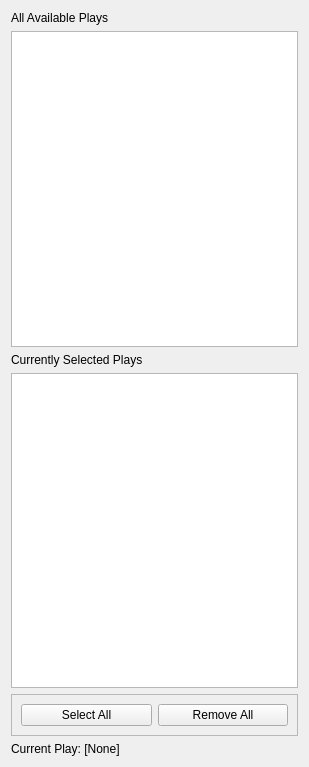
Qt form soccer/ui/PlayConfigTab.ui (RoboJackets/robocup-software) before a commit.
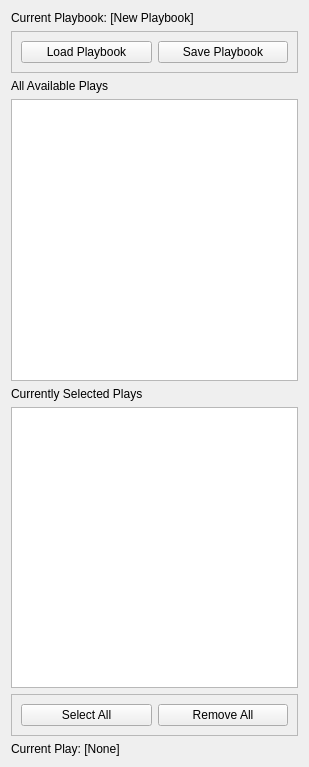
The same form after that commit.

Commit message: Added a passing test framework Added load/save playbooks to configure plays

The edit to the form file:
```diff
--- a/soccer/ui/PlayConfigTab.ui
+++ b/soccer/ui/PlayConfigTab.ui
@@ -13,22 +13,64 @@
   <property name="windowTitle">
    <string>Form</string>
   </property>
-  <layout class="QGridLayout" name="gridLayout">
-   <item row="0" column="0">
+  <layout class="QVBoxLayout" name="verticalLayout">
+   <item>
+    <widget class="QLabel" name="lblCurrentPlaybook">
+     <property name="text">
+      <string>Current Playbook: [New Playbook]</string>
+     </property>
+    </widget>
+   </item>
+   <item>
+    <widget class="QFrame" name="frame_2">
+     <property name="frameShape">
+      <enum>QFrame::StyledPanel</enum>
+     </property>
+     <property name="frameShadow">
+      <enum>QFrame::Raised</enum>
+     </property>
+     <layout class="QHBoxLayout" name="horizontalLayout_2">
+      <item>
+       <widget class="QPushButton" name="btnLoadPlaybook">
+        <property name="text">
+         <string>Load Playbook</string>
+        </property>
+       </widget>
+      </item>
+      <item>
+       <widget class="QPushButton" name="btnSavePlaybook">
+        <property name="text">
+         <string>Save Playbook</string>
+        </property>
+       </widget>
+      </item>
+     </layout>
+     <zorder>btnLoadPlaybook</zorder>
+     <zorder>btnSavePlaybook</zorder>
+     <zorder>btnSavePlaybook</zorder>
+    </widget>
+   </item>
+   <item>
     <widget class="QLabel" name="label">
      <property name="text">
       <string>All Available Plays</string>
      </property>
     </widget>
    </item>
-   <item row="2" column="0">
+   <item>
+    <widget class="QListWidget" name="listPossiblePlays"/>
+   </item>
+   <item>
     <widget class="QLabel" name="label_2">
      <property name="text">
       <string>Currently Selected Plays</string>
      </property>
     </widget>
    </item>
-   <item row="4" column="0">
+   <item>
+    <widget class="QListWidget" name="listSelectedPlays"/>
+   </item>
+   <item>
     <widget class="QFrame" name="frame">
      <property name="frameShape">
       <enum>QFrame::StyledPanel</enum>
@@ -54,19 +96,13 @@
      </layout>
     </widget>
    </item>
-   <item row="5" column="0">
+   <item>
     <widget class="QLabel" name="lblCurrentPlay">
      <property name="text">
       <string>Current Play: [None]</string>
      </property>
     </widget>
    </item>
-   <item row="1" column="0">
-    <widget class="QListWidget" name="listPossiblePlays"/>
-   </item>
-   <item row="3" column="0">
-    <widget class="QListWidget" name="listSelectedPlays"/>
-   </item>
   </layout>
  </widget>
  <resources/>
```
Left out of the diff: 2 changed lines with no effect on the pictures. The commit also changes 12 other files.
